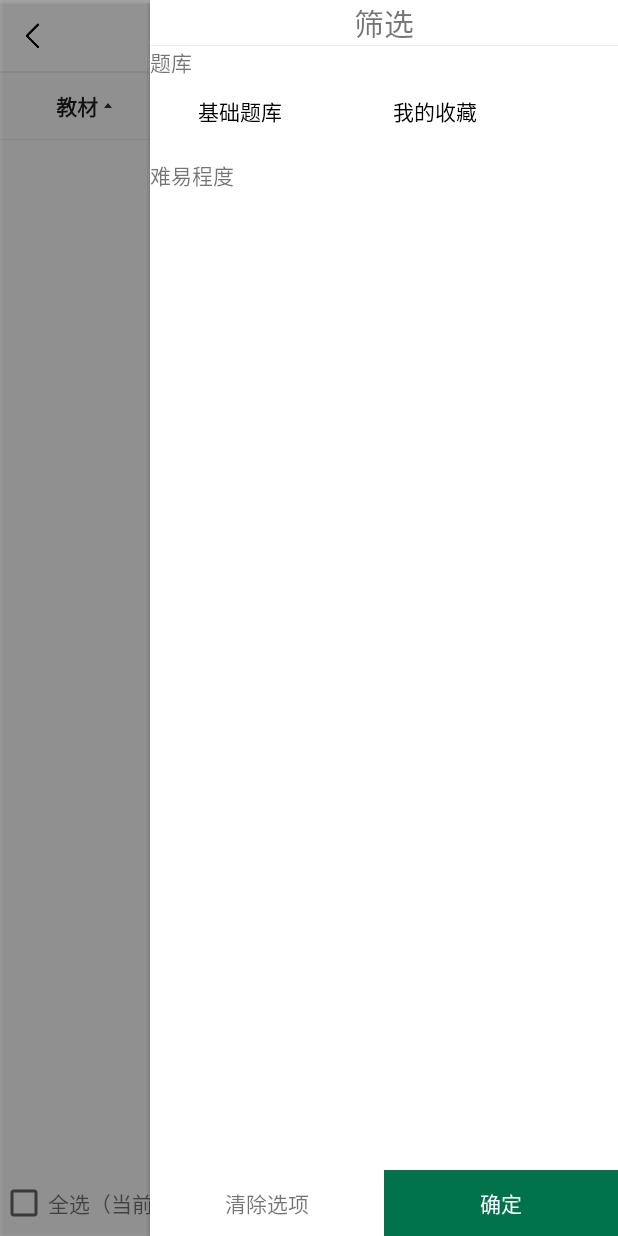
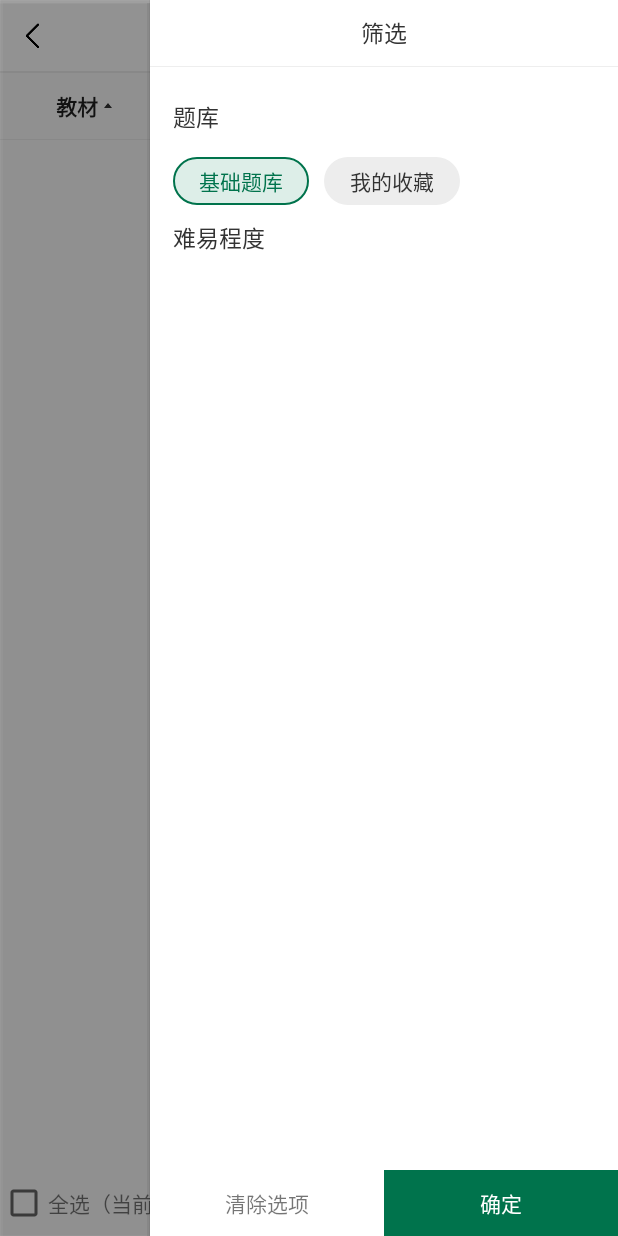
Before and after one commit to cl19881314/HomeWork, an Android app: the GroupActivity screen opened directly, with no data from a screen before it, after a tap on "筛选", on a phone screen of 412 x 824 dp. Run offline under Robolectric (Android 15) with nearby library versions, the phone set to English and light mode, and no system bars; our stand-ins replace RxJava; libraries missing offline, so code that uses them is left out: com.jakewharton.rxbinding2; 3 statements that could not run were skipped; 3 other taps on this screen came first.

Commit message:
修改筛选

```diff
--- a/lib_work/src/main/java/com/xlf/xsrt/work/bean/QueryCondition.kt
+++ b/lib_work/src/main/java/com/xlf/xsrt/work/bean/QueryCondition.kt
@@ -8,7 +8,7 @@ class QueryCondition {
     var textbookId = ""
     var directoryId = ""
     var chapterId = ""
-    var baseFlag = ""
-    var difficultyId = ""
+    var baseFlag = 1 //默认是基础题库  0 我的收藏 1 基础题库
+    var difficultyId = -1
     var page = 0
 }
--- a/lib_work/src/main/java/com/xlf/xsrt/work/teacher/group/GroupActivity.kt
+++ b/lib_work/src/main/java/com/xlf/xsrt/work/teacher/group/GroupActivity.kt
@@ -39,9 +39,9 @@ class GroupActivity : BaseActivity() {
     private var mDiffPopWindow: PopupWindow? = null
     private var mDiffAdapter: ScreenPopWindowAdapter? = null
 
-    private var mTextBooks: MutableList<PullBean> = mutableListOf()//教材
-    private var mDirectors: MutableList<PullBean> = mutableListOf() //目录
-    private var mSections: MutableList<PullBean> = mutableListOf() //章节
+    private var mTextBooks: MutableList<SysDictVo> = mutableListOf()//教材
+    private var mDirectors: MutableList<SysDictVo> = mutableListOf() //目录
+    private var mSections: MutableList<SysDictVo> = mutableListOf() //章节
     private var mDiffLevels: MutableList<SysDictVo> = mutableListOf() //困难等级
 
     private var mSelectedHomeWorks: ArrayList<HomeworkBaseVo> = ArrayList() //选择预添加的作业
@@ -79,6 +79,9 @@ class GroupActivity : BaseActivity() {
 
     private fun initData() {
         mViewModel.loadGroupData(UserInfoConstant.getUserId())//初始获取组作业数据
+        mQueryCondition.userId = UserInfoConstant.getUserId()
+        mQueryCondition.page = 0
+        mQueryCondition.baseFlag = 1
     }
 
     private fun initRcyView() {
@@ -165,6 +168,60 @@ class GroupActivity : BaseActivity() {
             mDiffPopWindow!!.showAtLocation(ll_root_group, Gravity.END, 0, 0)
         }
 
+        textbook_group.setItemClickListener(object : PullTextView.PullListItemListener {
+            override fun onItemClick(bean: PullBean, position: Int) {
+                //重置目录数据
+                mDirectors.clear()
+                mDirectors.addAll(mTextBooks[position].subDataList!!)
+                val data = mutableListOf<PullBean>()
+                for (item in mDirectors) {
+                    val pullBean = PullBean()
+                    pullBean.content = item.sysDictName!!
+                    pullBean.searchId = item.sysDictId!!
+                    data.add(pullBean)
+                }
+                director_group.updateData(data, true)
+                //清除目录和章节查询条件
+                mQueryCondition.directoryId = ""
+                mQueryCondition.chapterId = ""
+                //加入教材筛选条件
+                mQueryCondition.textbookId = bean.selected.toString()
+                //查询数据 更新界面
+                mViewModel.queryHomeworkData(mQueryCondition)
+            }
+
+        })
+        director_group.setItemClickListener(object : PullTextView.PullListItemListener {
+            override fun onItemClick(bean: PullBean, position: Int) {
+                //重置章节数据
+                mSections.clear()
+                mSections.addAll(mDirectors[position].subDataList!!)
+                val data = mutableListOf<PullBean>()
+                for (item in mSections) {
+                    val pullBean = PullBean()
+                    pullBean.content = item.sysDictName!!
+                    pullBean.searchId = item.sysDictId!!
+                    data.add(pullBean)
+                }
+                section_group.updateData(data, true)
+                //章节查询条件
+                mQueryCondition.chapterId = ""
+                //加入目录筛选条件
+                mQueryCondition.directoryId = bean.selected.toString()
+                //查询数据 更新界面
+                mViewModel.queryHomeworkData(mQueryCondition)
+            }
+
+        })
+        section_group.setItemClickListener(object : PullTextView.PullListItemListener {
+            override fun onItemClick(bean: PullBean, position: Int) {
+                //加入章节筛选条件
+                mQueryCondition.chapterId = bean.selected.toString()
+                //查询数据 更新界面
+                mViewModel.queryHomeworkData(mQueryCondition)
+            }
+        })
+
         //全选
         selectedAll_group.setOnClickListener {
             val data = mGroupAdapter.getData()
@@ -200,12 +257,15 @@ class GroupActivity : BaseActivity() {
                 mDiffAdapter?.addData(mDiffLevels, true)
                 //重置教材数据
                 mTextBooks.clear()
-                for (i in 0 until it.textBookList!!.size) {
+                mTextBooks.addAll(it.textBookList!!)
+                val data = mutableListOf<PullBean>()
+                for (item in mTextBooks) {
                     val pullBean = PullBean()
-                    pullBean.content = it.textBookList!![i].sysDictName!!
-                    pullBean.searchId = it.textBookList!![i].sysDictId!!
+                    pullBean.content = item.sysDictName!!
+                    pullBean.searchId = item.sysDictId!!
+                    data.add(pullBean)
                 }
-                textbook_group.updateData(mTextBooks, true)
+                textbook_group.updateData(data, true)
             }
         })
         mViewModel.mHomeworkData.observe(this, Observer {
--- a/lib_work/src/main/java/com/xlf/xsrt/work/utils/LoginUtil.kt
+++ b/lib_work/src/main/java/com/xlf/xsrt/work/utils/LoginUtil.kt
@@ -23,6 +23,7 @@ class LoginUtil {
             getUserMsg(ctx, token)
         }
 
+        @SuppressLint("CheckResult")
         fun login(ctx: Context, user: String, pwd: String) {
             RequestApi.getInstance().login(user, pwd).subscribeOn(Schedulers.io())
                     .observeOn(AndroidSchedulers.mainThread())
@@ -36,6 +37,7 @@ class LoginUtil {
         }
 
 
+        @SuppressLint("CheckResult")
         private fun getUserMsg(ctx: Context, token: String) {
             RequestApi.getInstance().queryUserInfo(token)
                     .subscribeOn(Schedulers.io())
--- a/lib_work/src/main/java/com/xlf/xsrt/work/widget/pulltextview/PullTextView.kt
+++ b/lib_work/src/main/java/com/xlf/xsrt/work/widget/pulltextview/PullTextView.kt
@@ -20,18 +20,9 @@ class PullTextView : TextView {
     private var mListener: PullListItemListener? = null
     private var mPopWindow: PopupWindow? = null
     var isChecked = true
-    val mutableListOf = mutableListOf<PullBean>()
     private var mDrawableId = -1
     private var mShowDefaultDrawable = true
     private var mIsBold = true
-    init {
-        for (i in 0 until 8) {
-            val pullBean = PullBean()
-            pullBean.content = "item+$i"
-            pullBean.searchId = i
-            mutableListOf.add(pullBean)
-        }
-    }
 
     private val mAdapter by lazy {
         PullTextViewAdapter()
@@ -43,14 +34,13 @@ class PullTextView : TextView {
         setup(context, attrs)
         initPopWindow()
         initListener()
-        updateData(mutableListOf, true)
     }
 
     private fun setup(context: Context?, attrs: AttributeSet?) {
         val typedArray = context!!.obtainStyledAttributes(attrs, R.styleable.XsrtPullTxt)
         mDrawableId = typedArray.getResourceId(R.styleable.XsrtPullTxt_xsrtRightDrawable, -1)
         mIsBold = typedArray.getBoolean(R.styleable.XsrtPullTxt_xsrtIsBlod, true)
-        if (mDrawableId != -1){
+        if (mDrawableId != -1) {
             mShowDefaultDrawable = false
         }
         typedArray.recycle()
@@ -69,6 +59,7 @@ class PullTextView : TextView {
                     mAdapter.setItemSelected(position)
                 }
                 mListener?.onItemClick(mAdapter.getData()[position], position)
+                hidePop()
             }
         })
     }
@@ -89,7 +80,7 @@ class PullTextView : TextView {
 
     fun showPop() {
         isChecked = false
-        if (mShowDefaultDrawable){
+        if (mShowDefaultDrawable) {
             mDrawableId = R.drawable.xsrt_icon_spinner_up
         }
         val drawable = ResourcesCompat.getDrawable(resources, mDrawableId, null)
@@ -100,7 +91,7 @@ class PullTextView : TextView {
 
     fun hidePop() {
         isChecked = true
-        if (mShowDefaultDrawable){
+        if (mShowDefaultDrawable) {
             mDrawableId = R.drawable.xsrt_icon_spinner_down
         }
         val drawable = ResourcesCompat.getDrawable(resources, mDrawableId, null)
@@ -108,6 +99,7 @@ class PullTextView : TextView {
         this.setCompoundDrawables(null, null, drawable, null)
         mPopWindow?.dismiss()
     }
+
     fun isPopWindowShow(): Boolean {
         return mPopWindow != null && mPopWindow!!.isShowing
     }
--- /dev/null
+++ b/lib_work/src/main/res/drawable/xsrt_selector_bt_screen_btn.xml
@@ -0,0 +1,5 @@
+<?xml version="1.0" encoding="utf-8"?>
+<selector xmlns:android="http://schemas.android.com/apk/res/android">
+    <item android:drawable="@drawable/xsrt_shape_bg_screen_btn_checked" android:state_checked="true" />
+    <item android:drawable="@drawable/xsrt_shape_bg_screen_btn_unchecked" android:state_checked="false" />
+</selector>
--- a/lib_work/src/main/res/drawable/xsrt_selector_font_popwindow.xml
+++ b/lib_work/src/main/res/drawable/xsrt_selector_font_popwindow.xml
@@ -1,5 +1,5 @@
 <?xml version="1.0" encoding="utf-8"?>
 <selector xmlns:android="http://schemas.android.com/apk/res/android">
-    <item android:drawable="@color/xsrt_popwindow_font" android:state_checked="true" />
-    <item android:drawable="@color/xsrt_font_normal" android:state_checked="false" />
+    <item android:state_checked="false" android:color="@color/xsrt_title1_txt_color" />
+    <item android:state_checked="true"  android:color="@color/xsrt_popwindow_font" />
 </selector>
--- a/lib_work/src/main/res/drawable/xsrt_selector_screen_btn.xml
+++ /dev/null
@@ -1,5 +0,0 @@
-<?xml version="1.0" encoding="utf-8"?>
-<selector xmlns:android="http://schemas.android.com/apk/res/android">
-    <item android:drawable="@drawable/xsrt_icon_screen_down" android:state_checked="true" />
-    <item android:drawable="@drawable/xsrt_icon_screen_up" android:state_checked="false" />
-</selector>
--- a/lib_work/src/main/res/drawable/xsrt_selector_spinner_btn.xml
+++ /dev/null
@@ -1,5 +0,0 @@
-<?xml version="1.0" encoding="utf-8"?>
-<selector xmlns:android="http://schemas.android.com/apk/res/android">
-    <item android:drawable="@drawable/xsrt_icon_spinner_down" android:state_checked="true" />
-    <item android:drawable="@drawable/xsrt_icon_spinner_up" android:state_checked="false" />
-</selector>
--- /dev/null
+++ b/lib_work/src/main/res/drawable/xsrt_shape_bg_screen_btn_checked.xml
@@ -0,0 +1,9 @@
+<?xml version="1.0" encoding="utf-8"?>
+<shape xmlns:android="http://schemas.android.com/apk/res/android"
+    android:shape="rectangle">
+    <corners android:radius="999dp" />
+    <solid android:color="#DDEEE8" />
+    <stroke
+        android:width="1sp"
+        android:color="@color/xsrt_popwindow_font" />
+</shape>
--- /dev/null
+++ b/lib_work/src/main/res/drawable/xsrt_shape_bg_screen_btn_unchecked.xml
@@ -0,0 +1,6 @@
+<?xml version="1.0" encoding="utf-8"?>
+<shape xmlns:android="http://schemas.android.com/apk/res/android"
+    android:shape="rectangle">
+    <corners android:radius="999dp" />
+    <solid android:color="#EDEDED" />
+</shape>
--- a/lib_work/src/main/res/layout/xsrt_activity_group_teacher.xml
+++ b/lib_work/src/main/res/layout/xsrt_activity_group_teacher.xml
@@ -52,7 +52,7 @@
                 android:layout_gravity="center"
                 android:drawableRight="@drawable/xsrt_icon_spinner_down"
                 android:gravity="center"
-                android:text="教材" />
+                android:text="目录" />
         </FrameLayout>
 
         <FrameLayout
@@ -67,7 +67,7 @@
                 android:layout_gravity="center"
                 android:drawableRight="@drawable/xsrt_icon_spinner_down"
                 android:gravity="center"
-                android:text="目录" />
+                android:text="章节" />
         </FrameLayout>
 
         <TextView
@@ -93,7 +93,7 @@
         android:layout_width="match_parent"
         android:layout_height="0dp"
         android:layout_weight="1"
-        android:overScrollMode="never"/>
+        android:overScrollMode="never" />
 
     <LinearLayout
         android:layout_width="match_parent"
--- a/lib_work/src/main/res/layout/xsrt_layout_popwindow_screen_group.xml
+++ b/lib_work/src/main/res/layout/xsrt_layout_popwindow_screen_group.xml
@@ -1,7 +1,7 @@
 <?xml version="1.0" encoding="utf-8"?>
 <FrameLayout xmlns:android="http://schemas.android.com/apk/res/android"
+    android:id="@+id/screen_root_pop_group"
     android:layout_width="match_parent"
-    android:id="@+id/screen_root_pop_group"
     android:layout_height="match_parent"
     android:background="#4D000000"
     android:paddingLeft="100dp">
@@ -14,10 +14,11 @@
 
         <TextView
             android:layout_width="match_parent"
-            android:layout_height="wrap_content"
+            android:layout_height="44dp"
             android:gravity="center"
             android:text="筛选"
-            android:textSize="20sp" />
+            android:textColor="@color/xsrt_title1_txt_color"
+            android:textSize="15sp" />
 
         <View
             android:layout_width="match_parent"
@@ -27,39 +28,63 @@
         <TextView
             android:layout_width="match_parent"
             android:layout_height="wrap_content"
-            android:text="题库" />
+            android:layout_marginLeft="@dimen/xsrt_margin_left"
+            android:layout_marginTop="21dp"
+            android:text="题库"
+            android:textColor="@color/xsrt_title1_txt_color"
+            android:textSize="15sp" />
 
         <RadioGroup
             android:layout_width="match_parent"
             android:layout_height="wrap_content"
-            android:orientation="horizontal">
+            android:layout_marginTop="15dp"
+            android:orientation="horizontal"
+            android:paddingLeft="@dimen/xsrt_margin_left">
 
             <RadioButton
-                android:layout_width="120dp"
-                android:layout_height="44dp"
+                android:id="@+id/rbtn_base_screen"
+                android:layout_width="wrap_content"
+                android:layout_height="32dp"
+                android:background="@drawable/xsrt_selector_bt_screen_btn"
+                android:button="@null"
+                android:checked="true"
+                android:gravity="center"
+                android:paddingLeft="17dp"
+                android:paddingRight="17dp"
+                android:text="基础题库"
+                android:textColor="@drawable/xsrt_selector_font_popwindow"
+                android:textSize="14sp" />
+
+            <RadioButton
+                android:id="@+id/rbtn_collect_screen"
+                android:layout_width="wrap_content"
+                android:layout_height="32dp"
+                android:layout_marginLeft="10dp"
+                android:background="@drawable/xsrt_selector_bt_screen_btn"
                 android:button="@null"
                 android:gravity="center"
-                android:text="基础题库" />
-
-            <RadioButton
-                android:layout_width="120dp"
-                android:layout_height="44dp"
-                android:layout_marginLeft="10dp"
-                android:button="@null"
-                android:gravity="center"
-                android:text="我的收藏" />
+                android:paddingLeft="17dp"
+                android:paddingRight="17dp"
+                android:text="我的收藏"
+                android:textColor="@drawable/xsrt_selector_font_popwindow"
+                android:textSize="14sp" />
         </RadioGroup>
 
         <TextView
             android:layout_width="match_parent"
             android:layout_height="wrap_content"
             android:layout_marginTop="10dp"
-            android:text="难易程度" />
+            android:paddingLeft="@dimen/xsrt_margin_left"
+            android:text="难易程度"
+            android:textColor="@color/xsrt_title1_txt_color"
+            android:textSize="15sp" />
 
         <android.support.v7.widget.RecyclerView
             android:id="@+id/rcy_screen_popwindow"
             android:layout_width="match_parent"
             android:layout_height="0dp"
+            android:layout_marginLeft="@dimen/xsrt_margin_left"
+            android:layout_marginTop="15sp"
             android:layout_weight="1" />
 
         <LinearLayout
```
Also changed, not shown: lib_work/src/main/java/com/xlf/xsrt/work/base/RequestApi.kt (+4 -4 lines), lib_work/src/main/res/layout/xsrt_item_screen_popwindow.xml (+10 -5 lines).
